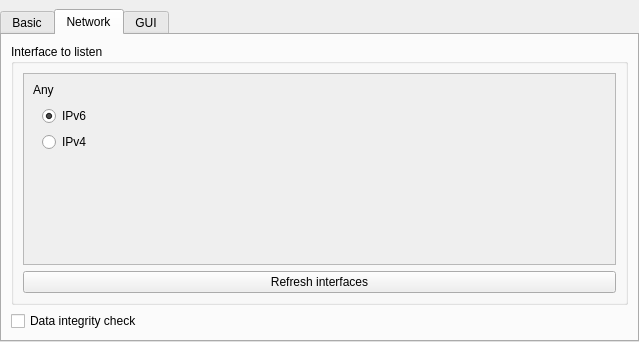
Before: the Qt Designer form application/GUI/Settings/WidgetSettings.ui in Ummon/D-LAN, drawn with Qt 5.
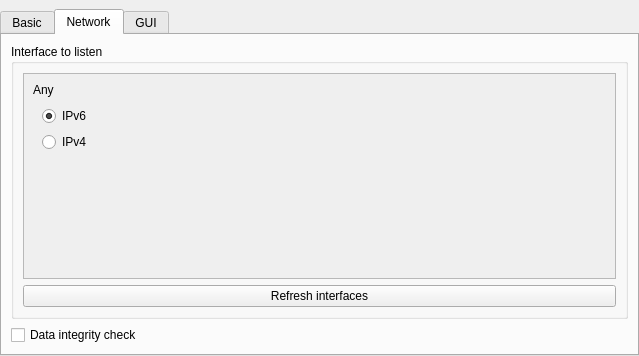
After: the same form once the commit is applied. The open tabs and pages were chosen to show the change. Icons and pictures are not drawn.

Commit message: * Use the word 'Folder' instead of 'Directory' for the user interface. * The skin images wasn't found on Linux.

Diff of the .ui file:
```diff
--- a/application/GUI/Settings/WidgetSettings.ui
+++ b/application/GUI/Settings/WidgetSettings.ui
@@ -7,7 +7,7 @@
     <x>0</x>
     <y>0</y>
     <width>639</width>
-    <height>342</height>
+    <height>356</height>
    </rect>
   </property>
   <property name="windowTitle">
```
Left out of the diff: 8 changed lines with no effect on the pictures. The commit also changes 2 other files.
